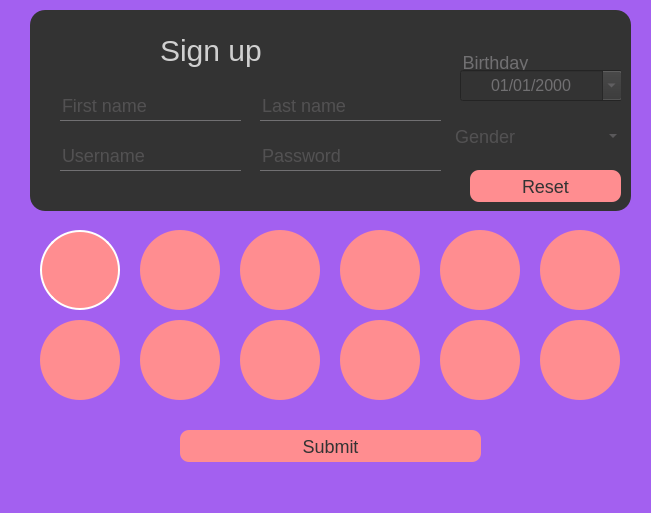
First picture: the form in BingChillings/newuserwindow.ui, repository BingChillings/BingChillings, before the edit.
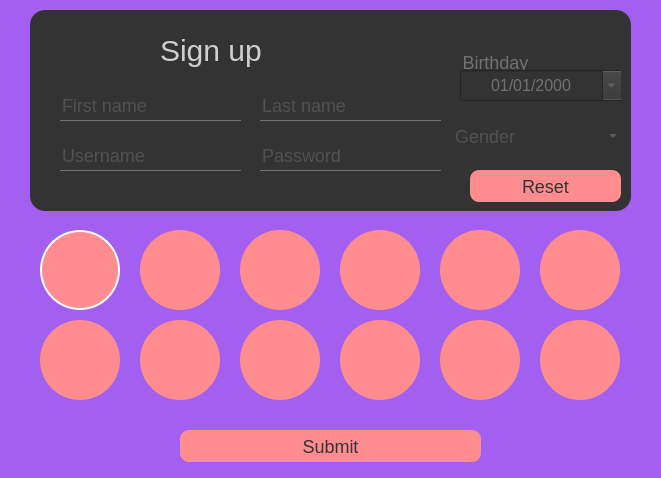
Second picture: the form after the edit. Icons and pictures are not drawn.

The edit to the form file:
```diff
--- a/BingChillings/newuserwindow.ui
+++ b/BingChillings/newuserwindow.ui
@@ -6,13 +6,8 @@
    <rect>
     <x>0</x>
     <y>0</y>
-
-    <width>651</width>
-    <height>513</height>
-
     <width>661</width>
     <height>478</height>
-
    </rect>
   </property>
   <property name="windowTitle">
```
Left out of the diff: 9 changed lines with no effect on the pictures.
